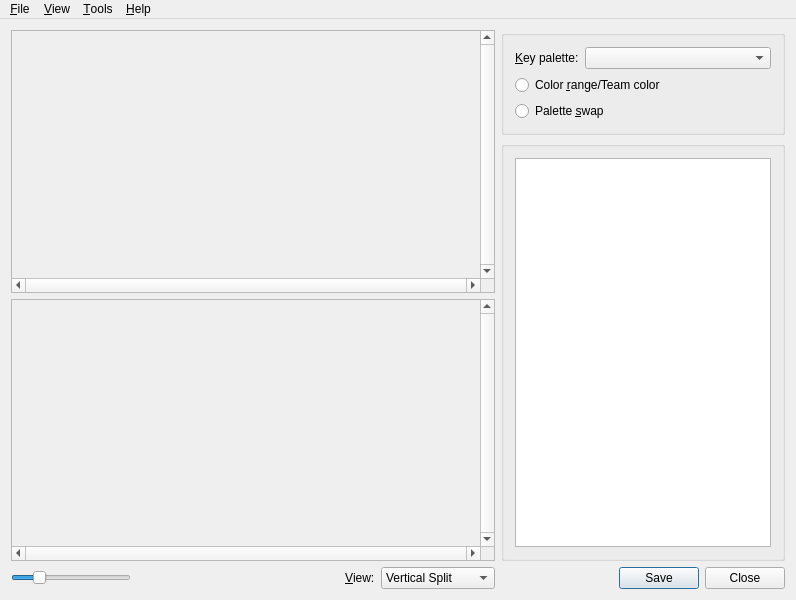
Old version of the form src/mainwindow.ui in the repository irydacea/wespal.
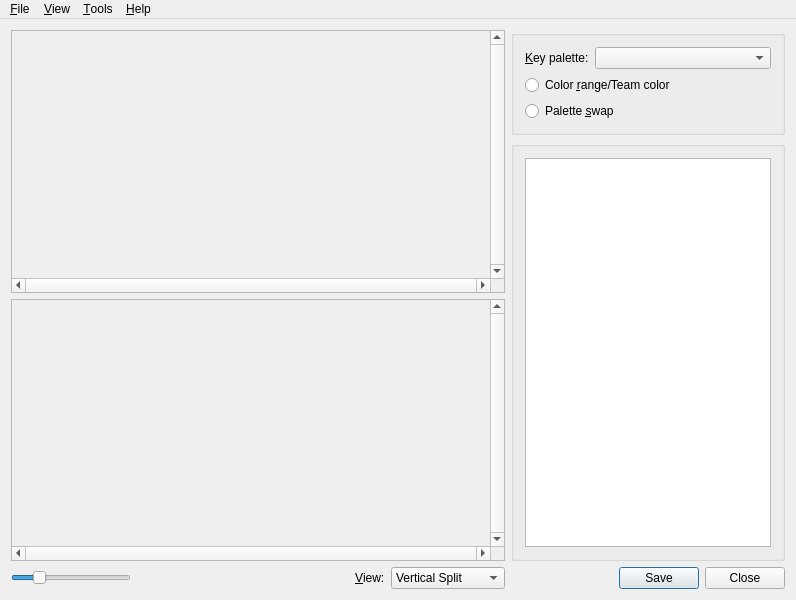
New version of the form. Icons and pictures are not drawn. Custom widgets are drawn as their Qt base class.

Commit message:
main: More layout tweaks
Making it so minimum and maximum sizes make more sense.

```diff
--- a/src/mainwindow.ui
+++ b/src/mainwindow.ui
@@ -38,6 +38,12 @@
         <verstretch>0</verstretch>
        </sizepolicy>
       </property>
+      <property name="minimumSize">
+       <size>
+        <width>400</width>
+        <height>0</height>
+       </size>
+      </property>
       <layout class="QVBoxLayout" name="workAreaImagePanelLayout">
        <property name="leftMargin">
         <number>0</number>
@@ -260,7 +266,7 @@
              <widget class="QWidget" name="scrollAreaWidgetContents_2">
               <property name="geometry">
                <rect>
-                <x>90</x>
+                <x>105</x>
                 <y>32</y>
                 <width>270</width>
                 <height>162</height>
@@ -305,7 +311,7 @@
              <widget class="QWidget" name="scrollAreaWidgetContents_3">
               <property name="geometry">
                <rect>
-                <x>90</x>
+                <x>105</x>
                 <y>32</y>
                 <width>271</width>
                 <height>162</height>
@@ -489,6 +495,24 @@
     </item>
     <item>
      <widget class="QFrame" name="workAreaOptionsPanel">
+      <property name="sizePolicy">
+       <sizepolicy hsizetype="Maximum" vsizetype="Preferred">
+        <horstretch>0</horstretch>
+        <verstretch>0</verstretch>
+       </sizepolicy>
+      </property>
+      <property name="minimumSize">
+       <size>
+        <width>200</width>
+        <height>0</height>
+       </size>
+      </property>
+      <property name="maximumSize">
+       <size>
+        <width>300</width>
+        <height>16777215</height>
+       </size>
+      </property>
       <layout class="QGridLayout" name="workAreaOptionsPanelLayout">
        <property name="leftMargin">
         <number>0</number>
@@ -507,9 +531,6 @@
          <layout class="QVBoxLayout" name="verticalLayout_3">
           <item>
            <layout class="QFormLayout" name="flKeyPal">
-            <property name="fieldGrowthPolicy">
-             <enum>QFormLayout::AllNonFixedFieldsGrow</enum>
-            </property>
             <item row="0" column="0">
              <widget class="QLabel" name="lblKeyPal">
               <property name="text">
@@ -523,7 +544,7 @@
             <item row="0" column="1">
              <widget class="QComboBox" name="cbxKeyPal">
               <property name="sizePolicy">
-               <sizepolicy hsizetype="Minimum" vsizetype="Fixed">
+               <sizepolicy hsizetype="Preferred" vsizetype="Fixed">
                 <horstretch>0</horstretch>
                 <verstretch>0</verstretch>
                </sizepolicy>
@@ -610,7 +631,7 @@
                <verstretch>0</verstretch>
               </sizepolicy>
              </property>
-             <layout class="QFormLayout" name="formLayout_2">
+             <layout class="QVBoxLayout" name="verticalLayout_6">
               <property name="leftMargin">
                <number>0</number>
               </property>
@@ -623,7 +644,7 @@
               <property name="bottomMargin">
                <number>0</number>
               </property>
-              <item row="0" column="0">
+              <item>
                <widget class="QListWidget" name="listRanges">
                 <property name="whatsThis">
                  <string>Allows to select color ranges to apply. Click on an item to preview the transformation to the right.</string>
```
Left out of the diff: 4 changed lines with no effect on the pictures.
